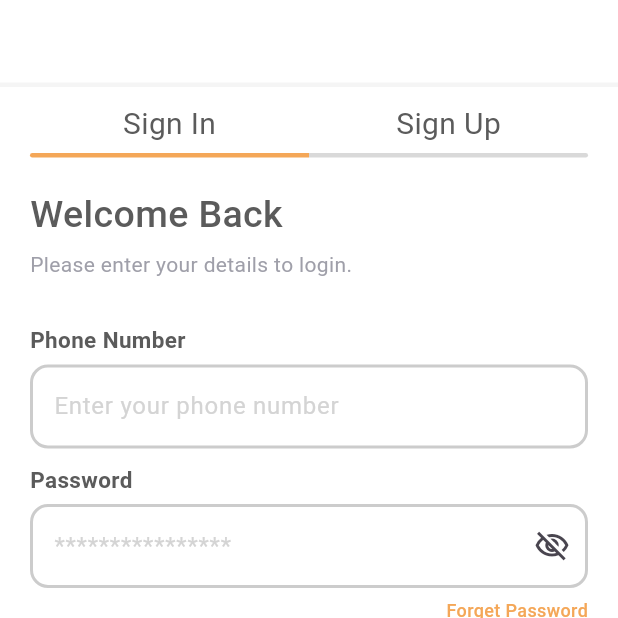
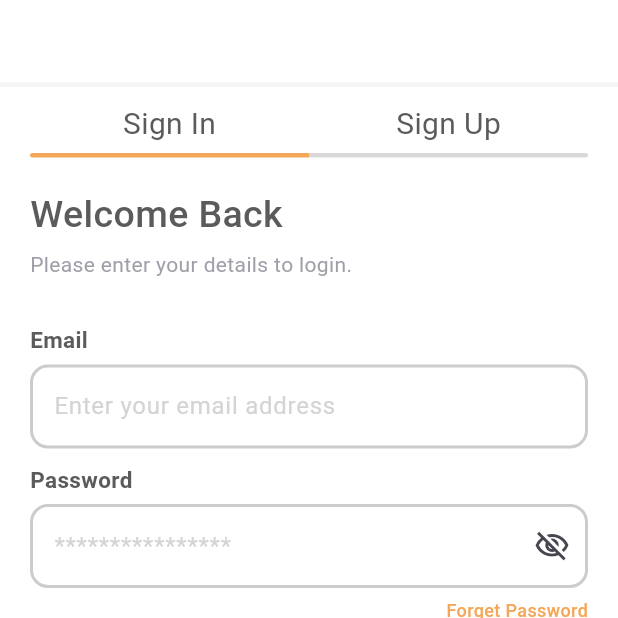
Before and after one commit to masud1680/note_app, a Flutter app: the screen it shows after launch, after a tap on "Sign In", on a phone screen of 412 x 824 dp, the top half of it. Run offline on Flutter 3.47's test engine with Material 3 defaults, Android fonts, the phone set to English and light mode, and no system bars; our stand-ins replace curved_labeled_navigation_bar, persistent_bottom_nav_bar_v2, shared_preferences, sqflite; accounts and stored records are empty.

Commit message:
implement auto login with seared preferance packadge

```diff
--- /dev/null
+++ b/lib/database/user_data.dart
@@ -0,0 +1,11 @@
+class UserData{
+ static  List<Map<String, dynamic>> user= [
+   {
+     "id" : 1010,
+     "name" : "Masud",
+     "phone_number" : "+8801328946456",
+     "email" : "masudhasan1680@gmail.com",
+     "password" : "1234@"
+   }
+  ];
+}
--- a/lib/view/authentication/signIn_screen.dart
+++ b/lib/view/authentication/signIn_screen.dart
@@ -1,6 +1,9 @@
+import 'dart:developer';
+
 import 'package:flutter/material.dart';
+import 'package:note_app/database/user_data.dart';
 import 'package:note_app/view/authentication/signUp_screen.dart';
-
+import 'package:shared_preferences/shared_preferences.dart';
 import '../bottom/bottom.dart';
 
 class SignInScreen extends StatefulWidget {
@@ -12,6 +15,8 @@ class SignInScreen extends StatefulWidget {
 
 class _SignInScreenState extends State<SignInScreen> {
   bool passwordVisible = true;
+  final TextEditingController inputEmail = TextEditingController();
+  final TextEditingController inputPassword = TextEditingController();
 
   @override
   Widget build(BuildContext context) {
@@ -145,7 +150,7 @@ class _SignInScreenState extends State<SignInScreen> {
                 ],
               ),
               SizedBox(height: 30),
-              //Phone number & password
+              //Email number & password
               Column(
                 spacing: 10,
                 children: [
@@ -155,7 +160,7 @@ class _SignInScreenState extends State<SignInScreen> {
                     spacing: 6,
                     children: [
                       Text(
-                        "Phone Number",
+                        "Email",
                         style: TextStyle(
                           color: Color(0XFF5B5B5B),
                           fontSize: 15,
@@ -163,9 +168,10 @@ class _SignInScreenState extends State<SignInScreen> {
                         ),
                       ),
                       TextField(
-                        keyboardType: TextInputType.number,
+                        controller: inputEmail,
+                        keyboardType: TextInputType.emailAddress,
                         decoration: InputDecoration(
-                          hintText: "Enter your phone number",
+                          hintText: "Enter your email address",
                           hintStyle: TextStyle(color: Color(0xFFD4D4D4)),
                           enabledBorder: OutlineInputBorder(
                             borderRadius: BorderRadius.circular(12),
@@ -199,6 +205,7 @@ class _SignInScreenState extends State<SignInScreen> {
                         ),
                       ),
                       TextField(
+                        controller: inputPassword,
                         obscureText: passwordVisible,
 
                         decoration: InputDecoration(
@@ -257,14 +264,50 @@ class _SignInScreenState extends State<SignInScreen> {
 
               //Login with login google facebook buttons
               InkWell(
-                onTap: () {
+                onTap: () async {
                   // print("Login clicked...");
+                  if (inputEmail.text == "" && inputPassword.text == "") {
+                    ScaffoldMessenger.of(context).showSnackBar(
+                      SnackBar(content: Text("Enter Email & Password")),
+                    );
+                  } else if (inputEmail.text == "") {
+                    ScaffoldMessenger.of(
+                      context,
+                    ).showSnackBar(SnackBar(content: Text("Enter Email.")));
+                  } else if (inputPassword.text == "") {
+                    ScaffoldMessenger.of(
+                      context,
+                    ).showSnackBar(SnackBar(content: Text("Enter Password.")));
+                  } else {
+                    var userFind = UserData.user.where(
+                      (value) => value["email"] == inputEmail.text && value["password"] == inputPassword.text,
+                    );
+
+                    if (userFind.isNotEmpty) {
+                      ScaffoldMessenger.of(
+                        context,
+                      ).showSnackBar(SnackBar(content: Text("Login success.")));
+
+                      // Obtain shared preferences.
+                      final SharedPreferences prefsLogin =
+                          await SharedPreferences.getInstance();
+                      // Save an boolean value to 'repeat' key.
+                      await prefsLogin.setBool('isLogin', true);
+                      // var p = prefsLogin.getBool('isLogin');
+                      //
+                      // log("============${p}=============");
                       Navigator.pushReplacement(
                         context,
                         MaterialPageRoute(
                           builder: (context) => BottomSwitchScreen(),
                         ),
                       );
+                    } else {
+                      ScaffoldMessenger.of(context).showSnackBar(
+                        SnackBar(content: Text("Wrong user or password")),
+                      );
+                    }
+                  }
                 },
                 child: Container(
                   decoration: BoxDecoration(
--- a/lib/view/splash/splash_screen.dart
+++ b/lib/view/splash/splash_screen.dart
@@ -1,7 +1,9 @@
+import 'dart:developer';
+
 import 'package:flutter/material.dart';
 import 'package:note_app/view/authentication/signIn_screen.dart';
 import 'package:note_app/view/bottom/bottom.dart';
-
+import 'package:shared_preferences/shared_preferences.dart';
 class SplashScreen extends StatefulWidget {
   const SplashScreen({super.key});
 
@@ -13,7 +15,21 @@ class _SplashScreenState extends State<SplashScreen> {
 
   void delayTime() async{
     await Future.delayed(Duration(seconds: 1));
-    Navigator.pushReplacement(context, MaterialPageRoute(builder: (context) => SignInScreen(),));
+
+    // // Obtain shared preferences.
+    final SharedPreferences prefsLogin =
+    await SharedPreferences.getInstance();
+
+    // // Save an boolean value to 'repeat' key.
+    var isLogin = prefsLogin.getBool('isLogin');
+
+    if(isLogin == true){
+      Navigator.pushReplacement(context, MaterialPageRoute(builder: (context) =>  BottomSwitchScreen(),));
+    }else{
+      Navigator.pushReplacement(context, MaterialPageRoute(builder: (context) =>  SignInScreen(),));
+    }
+
+
   }
 
   @override
--- a/pubspec.yaml
+++ b/pubspec.yaml
@@ -40,6 +40,7 @@ dependencies:
   path: ^1.9.1
   sqflite: ^2.4.2
   intl: ^0.20.2
+  shared_preferences: ^2.5.3
 
 
 dev_dependencies:
```
Also changed, not shown: lib/view/settings/settings.dart (+25 -11 lines), pubspec.lock. Lines whose indentation alone changed are shown as unchanged.
